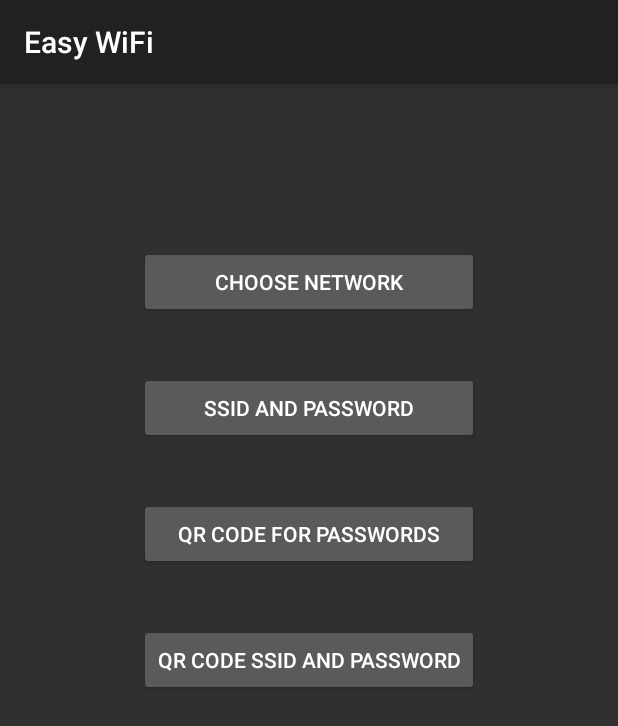
After one commit to didrikpa/android-wifi-ocr, an Android app: the layout new_activity_main.xml on its own in the app's theme, with its tools: preview values and no code run, on a phone screen of 412 x 824 dp. The commit adds this screen. Shown: the top 726 px of the screen. Run offline under Robolectric (Android 15) with nearby library versions, the phone set to English and light mode, and no system bars.

Commit message:
Finesse with the camera fixed.

```diff
--- a/app/src/main/java/com/development/didrikpa/wifipasswordscanner/MainActivity.java
+++ b/app/src/main/java/com/development/didrikpa/wifipasswordscanner/MainActivity.java
@@ -43,6 +43,7 @@ public class MainActivity extends Activity {
 
     private static final int PERMISSIONS_REQUEST_CODE_ACCESS_COARSE_LOCATION = 1001;
     private static final int PERMISSIONS_REQUEST_CODE_WRITE_EXTERNAL_STORAGE = 200;
+    private static final int PERMISSIONS_REQUEST_CODE_CAMERA = 1;
 
     private static final String PUBLIC_STATIC_STRING_IDENTIFIER = "Wifi_Password";
 
@@ -148,6 +149,10 @@ public class MainActivity extends Activity {
         }
         if (Build.VERSION.SDK_INT >= Build.VERSION_CODES.M && checkSelfPermission(Manifest.permission.WRITE_EXTERNAL_STORAGE) != PackageManager.PERMISSION_GRANTED) {
             requestPermissions(new String[]{Manifest.permission.READ_EXTERNAL_STORAGE, Manifest.permission.READ_EXTERNAL_STORAGE}, PERMISSIONS_REQUEST_CODE_WRITE_EXTERNAL_STORAGE);
+        }
+
+        if (Build.VERSION.SDK_INT >= Build.VERSION_CODES.M && checkSelfPermission(Manifest.permission.CAMERA) != PackageManager.PERMISSION_GRANTED){
+            requestPermissions(new String[]{Manifest.permission.CAMERA}, PERMISSIONS_REQUEST_CODE_CAMERA);
         }
         initializeTessdata();
 
--- /dev/null
+++ b/app/src/main/res/layout/new_activity_main.xml
@@ -0,0 +1,55 @@
+<?xml version="1.0" encoding="utf-8"?>
+<LinearLayout xmlns:android="http://schemas.android.com/apk/res/android"
+    android:orientation="vertical" android:layout_width="match_parent"
+    android:layout_height="match_parent">
+
+    <RelativeLayout
+        android:layout_width="match_parent"
+        android:layout_height="match_parent">
+
+        <Button
+            android:id="@+id/choose_network"
+            android:layout_width="wrap_content"
+            android:layout_height="wrap_content"
+            android:layout_alignParentTop="true"
+            android:layout_marginTop="108dp"
+            android:text="Choose network"
+            android:layout_alignRight="@+id/qr_code_2"
+            android:layout_alignEnd="@+id/qr_code_2"
+            android:layout_alignLeft="@+id/qr_code_2"
+            android:layout_alignStart="@+id/qr_code_2" />
+
+        <Button
+            android:id="@+id/ssid_password"
+            android:layout_width="wrap_content"
+            android:layout_height="wrap_content"
+            android:layout_marginTop="36dp"
+            android:text="SSID and Password"
+            android:layout_below="@+id/choose_network"
+            android:layout_alignLeft="@+id/choose_network"
+            android:layout_alignStart="@+id/choose_network"
+            android:layout_alignRight="@+id/choose_network"
+            android:layout_alignEnd="@+id/choose_network" />
+
+        <Button
+            android:id="@+id/qr_code"
+            android:layout_width="wrap_content"
+            android:layout_height="wrap_content"
+            android:layout_marginTop="36dp"
+            android:text="QR code for passwords"
+            android:layout_below="@+id/ssid_password"
+            android:layout_alignRight="@+id/ssid_password"
+            android:layout_alignEnd="@+id/ssid_password"
+            android:layout_alignLeft="@+id/ssid_password"
+            android:layout_alignStart="@+id/ssid_password" />
+
+        <Button
+            android:id="@+id/qr_code_2"
+            android:layout_width="wrap_content"
+            android:layout_height="wrap_content"
+            android:text="QR code SSID and Password"
+            android:layout_marginTop="36dp"
+            android:layout_below="@+id/qr_code"
+            android:layout_centerHorizontal="true" />
+    </RelativeLayout>
+</LinearLayout>
```
Also changed, not shown: app/src/main/java/com/development/didrikpa/wifipasswordscanner/CameraActivity.java (+26 -7 lines), app/src/main/java/com/development/didrikpa/wifipasswordscanner/CustomCameraActivity.java (+70 -0 lines), app/src/main/java/com/development/didrikpa/wifipasswordscanner/NewMainActivity.java (added, +7 -0 lines), app/src/main/res/layout/activity_camera.xml (+45 -14 lines).
